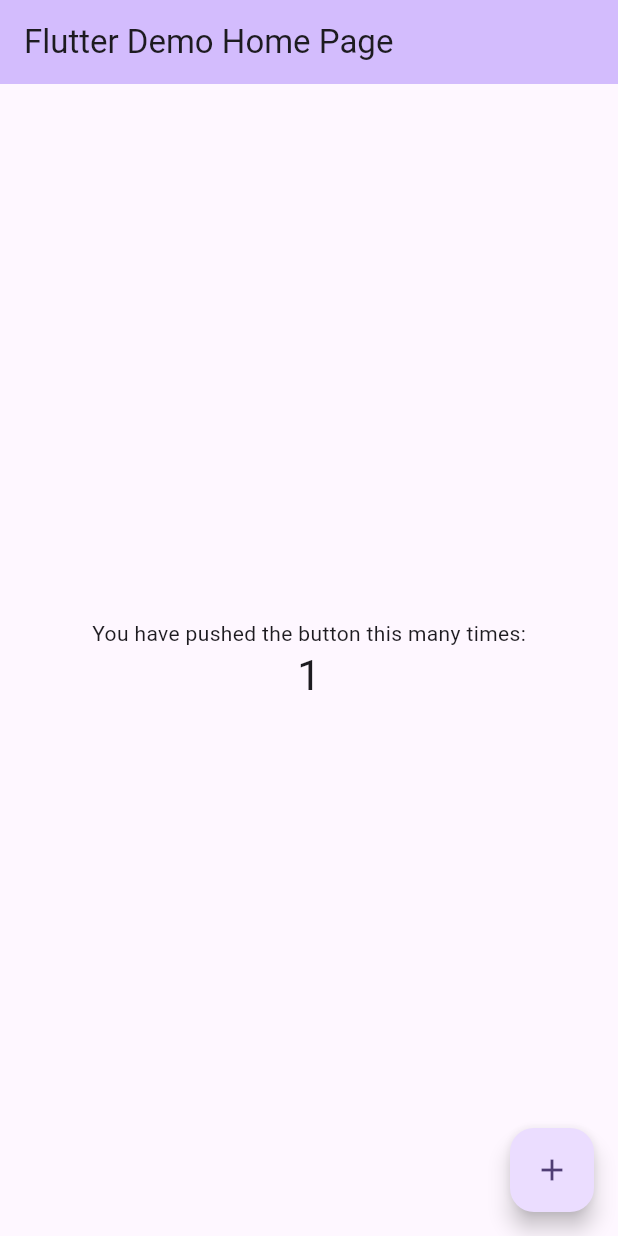
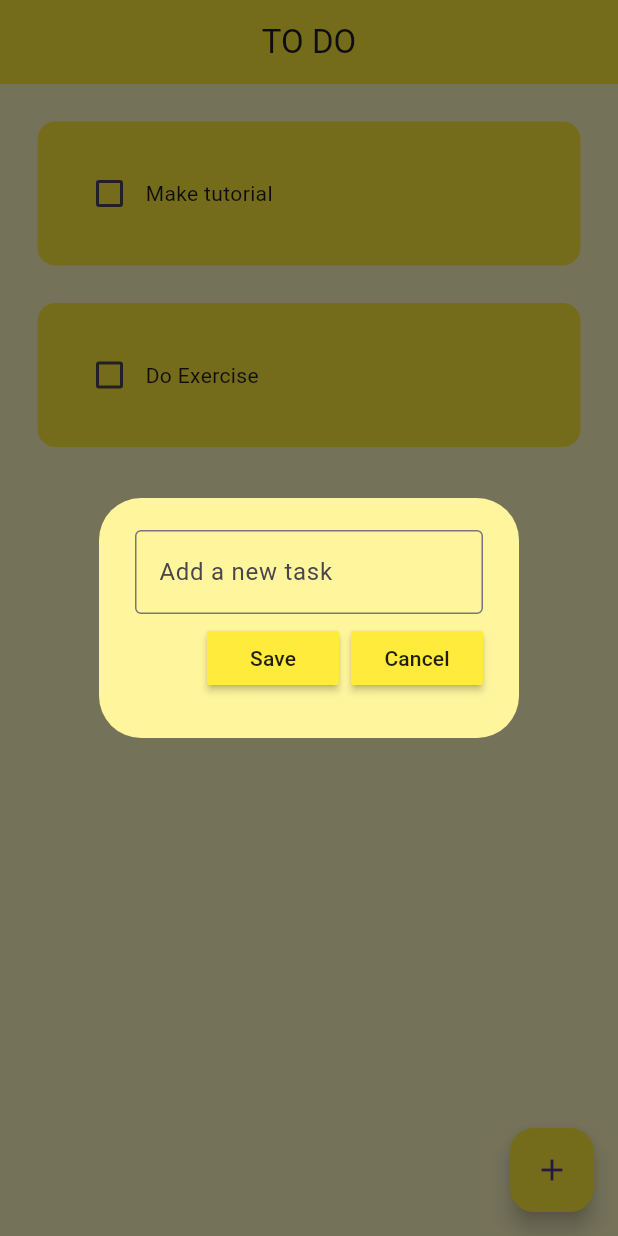
Before and after one commit to abeniG/todo_app, a Flutter app: the screen it shows after launch, after a tap on the "add" icon, on a phone screen of 412 x 824 dp. Run offline on Flutter 3.47's test engine with Material 3 defaults, Android fonts, the phone set to English and light mode, and no system bars; drawn by our look-alikes of flutter_slidable; our stand-ins replace hive_flutter; accounts and stored records are empty.

Commit message:
final app

```diff
--- /dev/null
+++ b/lib/data/database.dart
@@ -0,0 +1,25 @@
+import 'package:hive_flutter/hive_flutter.dart';
+
+class ToDoDataBase {
+  List toDoList = [];
+  //reference our box
+  final _myBox = Hive.box('mybox');
+
+  // run when the first time ever runned
+  void createInitialData() {
+    toDoList = [
+      ['Make tutorial', false],
+      ['Do Exercise', false]
+    ];
+  }
+
+  //load the data from database
+  void loadData() {
+    toDoList = _myBox.get('TODOLIST');
+  }
+
+  //update the database
+  void updateDatabase() {
+    _myBox.put('TODOLIST', toDoList);
+  }
+}
--- a/lib/main.dart
+++ b/lib/main.dart
@@ -1,125 +1,26 @@
 import 'package:flutter/material.dart';
+import 'package:hive_flutter/hive_flutter.dart';
 
-void main() {
-  runApp(const MyApp());
+import 'package:todo_app/pages/home_page.dart';
+
+void main() async {
+  //init hive
+  await Hive.initFlutter();
+
+  //open a box
+  var box = await Hive.openBox('myBox');
+  runApp(MyApp());
 }
 
 class MyApp extends StatelessWidget {
   const MyApp({super.key});
 
-  // This widget is the root of your application.
   @override
   Widget build(BuildContext context) {
     return MaterialApp(
-      title: 'Flutter Demo',
-      theme: ThemeData(
-        // This is the theme of your application.
-        //
-        // TRY THIS: Try running your application with "flutter run". You'll see
-        // the application has a purple toolbar. Then, without quitting the app,
-        // try changing the seedColor in the colorScheme below to Colors.green
-        // and then invoke "hot reload" (save your changes or press the "hot
-        // reload" button in a Flutter-supported IDE, or press "r" if you used
-        // the command line to start the app).
-        //
-        // Notice that the counter didn't reset back to zero; the application
-        // state is not lost during the reload. To reset the state, use hot
-        // restart instead.
-        //
-        // This works for code too, not just values: Most code changes can be
-        // tested with just a hot reload.
-        colorScheme: ColorScheme.fromSeed(seedColor: Colors.deepPurple),
-        useMaterial3: true,
-      ),
-      home: const MyHomePage(title: 'Flutter Demo Home Page'),
+      debugShowCheckedModeBanner: false,
+      home: HomePage(),
+      theme: ThemeData(primaryColor: Colors.yellow),
     );
   }
 }
-
-class MyHomePage extends StatefulWidget {
-  const MyHomePage({super.key, required this.title});
-
-  // This widget is the home page of your application. It is stateful, meaning
-  // that it has a State object (defined below) that contains fields that affect
-  // how it looks.
-
-  // This class is the configuration for the state. It holds the values (in this
-  // case the title) provided by the parent (in this case the App widget) and
-  // used by the build method of the State. Fields in a Widget subclass are
-  // always marked "final".
-
-  final String title;
-
-  @override
-  State<MyHomePage> createState() => _MyHomePageState();
-}
-
-class _MyHomePageState extends State<MyHomePage> {
-  int _counter = 0;
-
-  void _incrementCounter() {
-    setState(() {
-      // This call to setState tells the Flutter framework that something has
-      // changed in this State, which causes it to rerun the build method below
-      // so that the display can reflect the updated values. If we changed
-      // _counter without calling setState(), then the build method would not be
-      // called again, and so nothing would appear to happen.
-      _counter++;
-    });
-  }
-
-  @override
-  Widget build(BuildContext context) {
-    // This method is rerun every time setState is called, for instance as done
-    // by the _incrementCounter method above.
-    //
-    // The Flutter framework has been optimized to make rerunning build methods
-    // fast, so that you can just rebuild anything that needs updating rather
-    // than having to individually change instances of widgets.
-    return Scaffold(
-      appBar: AppBar(
-        // TRY THIS: Try changing the color here to a specific color (to
-        // Colors.amber, perhaps?) and trigger a hot reload to see the AppBar
-        // change color while the other colors stay the same.
-        backgroundColor: Theme.of(context).colorScheme.inversePrimary,
-        // Here we take the value from the MyHomePage object that was created by
-        // the App.build method, and use it to set our appbar title.
-        title: Text(widget.title),
-      ),
-      body: Center(
-        // Center is a layout widget. It takes a single child and positions it
-        // in the middle of the parent.
-        child: Column(
-          // Column is also a layout widget. It takes a list of children and
-          // arranges them vertically. By default, it sizes itself to fit its
-          // children horizontally, and tries to be as tall as its parent.
-          //
-          // Column has various properties to control how it sizes itself and
-          // how it positions its children. Here we use mainAxisAlignment to
-          // center the children vertically; the main axis here is the vertical
-          // axis because Columns are vertical (the cross axis would be
-          // horizontal).
-          //
-          // TRY THIS: Invoke "debug painting" (choose the "Toggle Debug Paint"
-          // action in the IDE, or press "p" in the console), to see the
-          // wireframe for each widget.
-          mainAxisAlignment: MainAxisAlignment.center,
-          children: <Widget>[
-            const Text(
-              'You have pushed the button this many times:',
-            ),
-            Text(
-              '$_counter',
-              style: Theme.of(context).textTheme.headlineMedium,
-            ),
-          ],
-        ),
-      ),
-      floatingActionButton: FloatingActionButton(
-        onPressed: _incrementCounter,
-        tooltip: 'Increment',
-        child: const Icon(Icons.add),
-      ), // This trailing comma makes auto-formatting nicer for build methods.
-    );
-  }
-}
--- /dev/null
+++ b/lib/pages/home_page.dart
@@ -0,0 +1,102 @@
+import 'package:flutter/material.dart';
+import 'package:hive_flutter/hive_flutter.dart';
+import 'package:todo_app/data/database.dart';
+import 'package:todo_app/util/dialog_box.dart';
+import 'package:todo_app/util/todo_tile.dart';
+
+class HomePage extends StatefulWidget {
+  const HomePage({super.key});
+
+  @override
+  State<HomePage> createState() => _HomePageState();
+}
+
+class _HomePageState extends State<HomePage> {
+  // reference the hive box
+  final _myBox = Hive.box('mybox');
+  ToDoDataBase db = ToDoDataBase();
+
+  @override
+  void initState() {
+    // TODO: implement initState
+
+// if this is the first time opned
+    if (_myBox.get('TODOLIST') == null) {
+      db.createInitialData();
+    } else {
+      //there already exists data
+      db.loadData();
+    }
+    super.initState();
+  }
+
+  // text controller
+  final _controller = TextEditingController();
+
+  void checkBoxChanged(bool? value, int index) {
+    setState(() {
+      db.toDoList[index][1] = !db.toDoList[index][1];
+    });
+    db.updateDatabase();
+  }
+
+  // save new task
+  void saveNewTask() {
+    setState(() {
+      db.toDoList.add([_controller.text, false]);
+      _controller.clear();
+    });
+    db.updateDatabase();
+    Navigator.of(context).pop();
+  }
+
+  //create a new task
+  void createNewTask() {
+    showDialog(
+        context: context,
+        builder: (context) {
+          return DialogBox(
+            controller: _controller,
+            onSave: saveNewTask,
+            onCancel: () => Navigator.of(context).pop(),
+          );
+        });
+  }
+
+  //delete task
+
+  void deleteTask(int index) {
+    setState(() {
+      db.toDoList.removeAt(index);
+    });
+    db.updateDatabase();
+  }
+
+  @override
+  Widget build(BuildContext context) {
+    return Scaffold(
+        backgroundColor: Colors.yellow[100],
+        appBar: AppBar(
+          backgroundColor: Colors.yellow,
+          elevation: 0,
+          centerTitle: true,
+          title: const Text('TO DO'),
+        ),
+        body: ListView.builder(
+          itemCount: db.toDoList.length,
+          itemBuilder: (context, index) {
+            return TodoTile(
+              taskName: db.toDoList[index][0],
+              onChanged: (value) => checkBoxChanged(value, index),
+              taskCompleted: db.toDoList[index][1],
+              deleteFunction: (context) => deleteTask(index),
+            );
+          },
+        ),
+        floatingActionButton: FloatingActionButton(
+          backgroundColor: Colors.yellow,
+          onPressed: createNewTask,
+          child: Icon(Icons.add),
+        ));
+  }
+}
--- /dev/null
+++ b/lib/util/dialog_box.dart
@@ -0,0 +1,42 @@
+import 'package:flutter/material.dart';
+import 'package:todo_app/util/my_button.dart';
+
+class DialogBox extends StatelessWidget {
+  final controller;
+  VoidCallback onSave;
+  VoidCallback onCancel;
+  DialogBox(
+      {super.key,
+      required this.controller,
+      required this.onSave,
+      required this.onCancel});
+
+  @override
+  Widget build(BuildContext context) {
+    return AlertDialog(
+        backgroundColor: Colors.yellow[200],
+        content: Container(
+          height: 120,
+          child: Column(
+            mainAxisAlignment: MainAxisAlignment.spaceEvenly,
+            children: [
+              TextField(
+                controller: controller,
+                decoration: InputDecoration(
+                    border: OutlineInputBorder(), hintText: 'Add a new task'),
+              ),
+              Row(
+                mainAxisAlignment: MainAxisAlignment.end,
+                children: [
+                  MyButton(text: 'Save', onPressed: onSave),
+                  SizedBox(
+                    width: 8,
+                  ),
+                  MyButton(text: 'Cancel', onPressed: onCancel)
+                ],
+              )
+            ],
+          ),
+        ));
+  }
+}
--- /dev/null
+++ b/lib/util/my_button.dart
@@ -0,0 +1,17 @@
+import 'package:flutter/material.dart';
+
+class MyButton extends StatelessWidget {
+  final String text;
+  VoidCallback onPressed;
+
+  MyButton({super.key, required this.text, required this.onPressed});
+
+  @override
+  Widget build(BuildContext context) {
+    return MaterialButton(
+      onPressed: onPressed,
+      child: Text(text),
+      color: Theme.of(context).primaryColor,
+    );
+  }
+}
--- /dev/null
+++ b/lib/util/todo_tile.dart
@@ -0,0 +1,55 @@
+import 'package:flutter/material.dart';
+import 'package:flutter_slidable/flutter_slidable.dart';
+
+class TodoTile extends StatelessWidget {
+  final String taskName;
+  final bool taskCompleted;
+  Function(bool?)? onChanged;
+  Function(BuildContext)? deleteFunction;
+  TodoTile(
+      {super.key,
+      required this.taskName,
+      required this.onChanged,
+      required this.taskCompleted,
+      required this.deleteFunction});
+
+  @override
+  Widget build(BuildContext context) {
+    return Padding(
+      padding: const EdgeInsets.only(left: 25, right: 25, top: 25.0),
+      child: Slidable(
+        endActionPane: ActionPane(motion: StretchMotion(), children: [
+          SlidableAction(
+            onPressed: deleteFunction,
+            icon: Icons.delete,
+            backgroundColor: Colors.red.shade300,
+            borderRadius: BorderRadius.circular(12),
+          )
+        ]),
+        child: Container(
+          padding: EdgeInsets.all(24),
+          decoration: BoxDecoration(
+              color: Colors.yellow, borderRadius: BorderRadius.circular(12)),
+          child: Row(
+            children: [
+              //Check Box
+              Checkbox(
+                  activeColor: Colors.black,
+                  value: taskCompleted,
+                  onChanged: onChanged),
+
+              //Task Name
+              Text(
+                taskName,
+                style: TextStyle(
+                    decoration: taskCompleted
+                        ? TextDecoration.lineThrough
+                        : TextDecoration.none),
+              ),
+            ],
+          ),
+        ),
+      ),
+    );
+  }
+}
```
Also changed, not shown: pubspec.yaml (+8 -4 lines), pubspec.lock, 3 other files.
